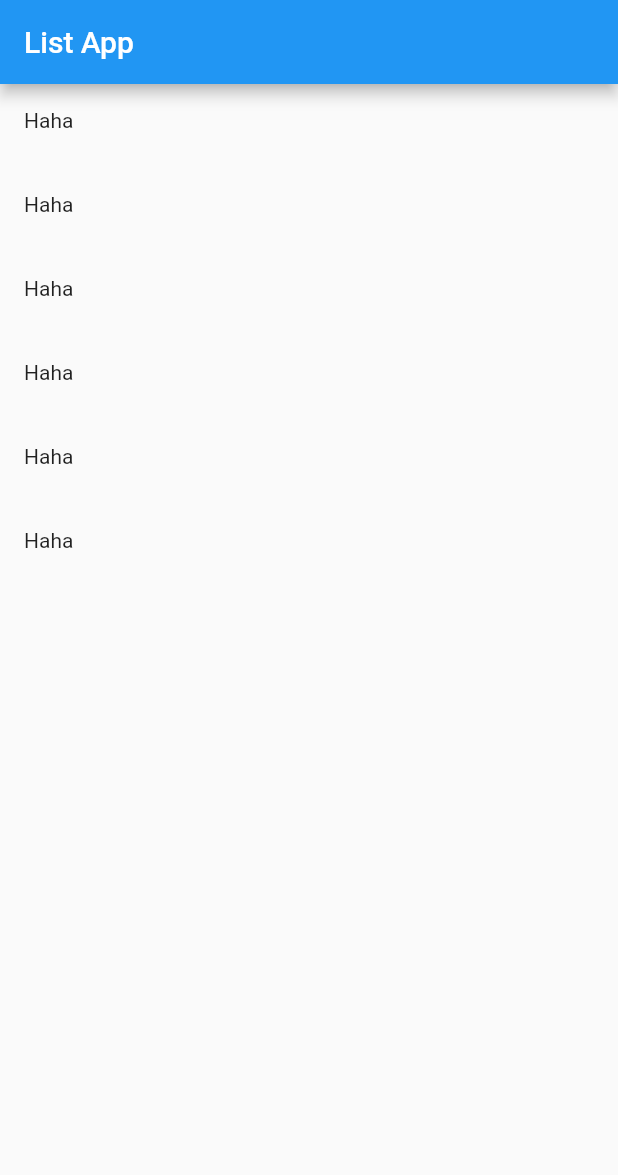
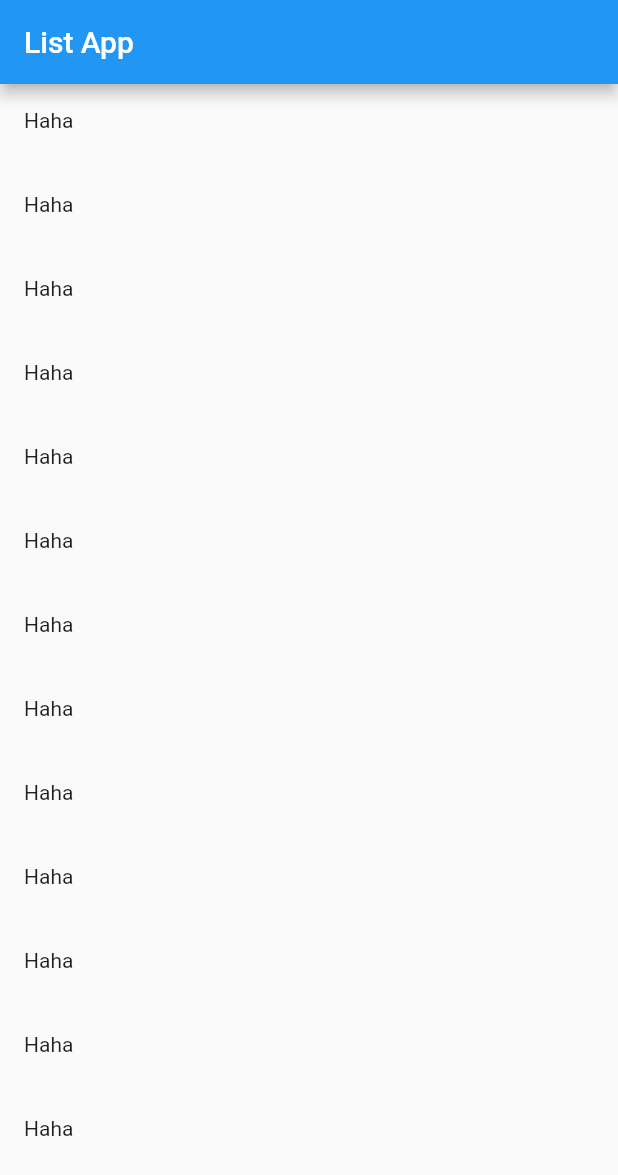
Before and after one commit to ruslanvs/hobby_app1, a Flutter app: the screen it shows after launch, on a phone screen of 412 x 824 dp. Shown: the top 1175 px of the screen. Run offline on Flutter 3.47's test engine with Material 2 defaults, Android fonts, the phone set to English and light mode, and no system bars; our stand-ins replace google_mobile_ads.

Commit message:
Added SizedBox

```diff
--- a/lib/main.dart
+++ b/lib/main.dart
@@ -11,7 +11,6 @@ void main() {
     value: adState,
     builder: (context, child) => MyApp(),
   ));
-  // runApp(MyApp());
 }
 
 class MyApp extends StatelessWidget {
@@ -36,7 +35,10 @@ class ListApp extends StatelessWidget {
         appBar: AppBar(
           title: Text('List App'),
         ),
-        body: ListView(
+        body: Column(
+          children: [
+            Expanded(
+              child: ListView(
                 children: [
                   ListTile(leading: Text('Haha')),
                   ListTile(leading: Text('Haha')),
@@ -44,6 +46,28 @@ class ListApp extends StatelessWidget {
                   ListTile(leading: Text('Haha')),
                   ListTile(leading: Text('Haha')),
                   ListTile(leading: Text('Haha')),
+                  ListTile(leading: Text('Haha')),
+                  ListTile(leading: Text('Haha')),
+                  ListTile(leading: Text('Haha')),
+                  ListTile(leading: Text('Haha')),
+                  ListTile(leading: Text('Haha')),
+                  ListTile(leading: Text('Haha')),
+                  ListTile(leading: Text('Haha')),
+                  ListTile(leading: Text('Haha')),
+                  ListTile(leading: Text('Haha')),
+                  ListTile(leading: Text('Haha')),
+                  ListTile(leading: Text('Haha')),
+                  ListTile(leading: Text('Haha')),
+                  ListTile(leading: Text('Haha')),
+                  ListTile(leading: Text('Haha')),
+                  ListTile(leading: Text('Haha')),
+                  ListTile(leading: Text('Haha')),
+                  ListTile(leading: Text('Haha')),
+                  ListTile(leading: Text('Haha')),
+                ],
+              ),
+            ),
+            SizedBox(height: 50),
           ],
         ));
   }
```
Lines whose indentation alone changed are shown as unchanged.
